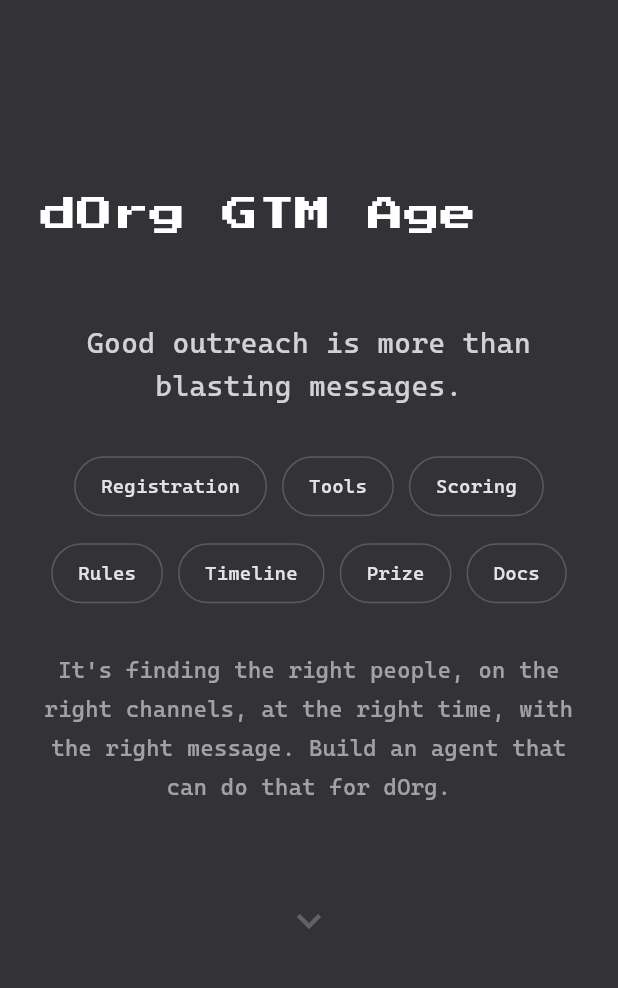
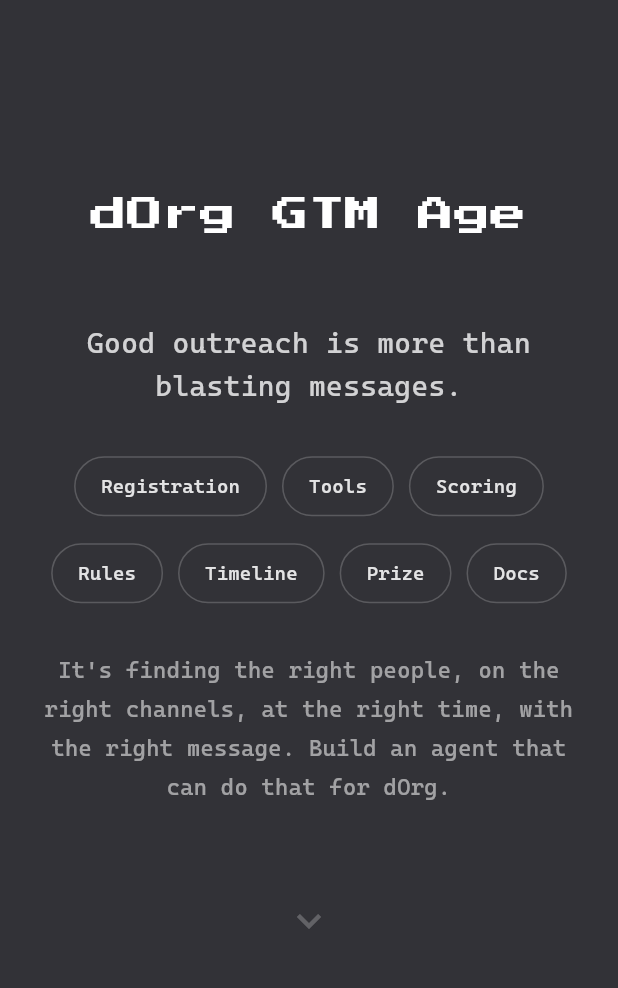
Before and after one commit to EightRice/dorg-hackathon, a Flutter app: the first screen one second after launch, on a phone screen of 412 x 824 dp, the part 72-1060 px from its top. Run offline on Flutter 3.47's test engine with Material 3 defaults, Android fonts, the phone set to English and light mode, and no system bars; our stand-ins replace google_fonts; network calls fail.

Commit message:
Landing page polish: remove Luma button, fix title jitter, fix link cursors, update Discord invite

```diff
--- a/lib/screens/landing_page.dart
+++ b/lib/screens/landing_page.dart
@@ -723,6 +723,7 @@
         const SizedBox(width: 10),
         if (url != null)
           Flexible(
+            child: SelectionContainer.disabled(
             child: GestureDetector(
               onTap: () => launchUrl(Uri.parse(url)),
               child: MouseRegion(
@@ -738,6 +739,7 @@
                 ),
               ),
             ),
+          ),
           )
         else
           Flexible(
@@ -782,7 +784,7 @@
             _sectionTitle('Ready to Compete?'),
             const SizedBox(height: 16),
             Text(
-              'Register for the hackathon, join the Discord, or check the live scoreboard.',
+              'Join the hackathon channel on Discord or check the live scoreboard.',
               textAlign: TextAlign.center,
               style: TextStyle(
                 fontSize: 15,
@@ -798,29 +800,13 @@
               children: [
                 FilledButton.icon(
                   onPressed: () {
-                    launchUrl(Uri.parse(
-                        'https://luma.com/99h0pb2v?ref=dorg-digest.ghost.io'));
+                    launchUrl(Uri.parse('https://discord.gg/PUFAkcWD'));
                   },
-                  icon: const Icon(Icons.event_outlined, size: 18),
-                  label: const Text('Register on Luma'),
+                  icon: const Icon(Icons.forum_outlined, size: 18),
+                  label: const Text('Hackathon Channel'),
                   style: FilledButton.styleFrom(
                     backgroundColor: _blurple,
                     foregroundColor: Colors.white,
-                    padding: const EdgeInsets.symmetric(
-                        horizontal: 24, vertical: 14),
-                    shape: RoundedRectangleBorder(
-                        borderRadius: BorderRadius.circular(12)),
-                  ),
-                ),
-                OutlinedButton.icon(
-                  onPressed: () {
-                    launchUrl(Uri.parse('https://discord.gg/dOrg'));
-                  },
-                  icon: const Icon(Icons.forum_outlined, size: 18),
-                  label: const Text('Join Discord'),
-                  style: OutlinedButton.styleFrom(
-                    foregroundColor: Colors.white,
-                    side: BorderSide(color: Colors.white.withAlpha(60)),
                     padding: const EdgeInsets.symmetric(
                         horizontal: 24, vertical: 14),
                     shape: RoundedRectangleBorder(
@@ -1290,8 +1276,9 @@
           opacity: 0,
           child: Text(_fullText, textAlign: TextAlign.center, style: textStyle),
         ),
-        // Visible typing text on top
-        Text.rich(
+        // Visible typing text on top, matching full width
+        Positioned.fill(
+          child: Text.rich(
           TextSpan(
             children: [
               TextSpan(text: _displayed),
@@ -1306,6 +1293,7 @@
           ),
           textAlign: TextAlign.center,
           style: textStyle,
+        ),
         ),
       ],
     );
@@ -1332,7 +1320,8 @@
 
   @override
   Widget build(BuildContext context) {
-    return SizedBox(
+    return SelectionContainer.disabled(
+      child: SizedBox(
       width: 300,
       child: GestureDetector(
         onTap: () => launchUrl(Uri.parse(url)),
@@ -1375,26 +1364,12 @@
                     height: 1.6,
                   ),
                 ),
-                const SizedBox(height: 12),
-                Row(
-                  children: [
-                    Icon(Icons.open_in_new, size: 14, color: accentColor.withAlpha(180)),
-                    const SizedBox(width: 6),
-                    Text(
-                      'Open',
-                      style: TextStyle(
-                        fontSize: 13,
-                        color: accentColor.withAlpha(180),
-                        fontWeight: FontWeight.w600,
-                      ),
-                    ),
-                  ],
-                ),
               ],
             ),
           ),
         ),
       ),
+    ),
     );
   }
 }
```
